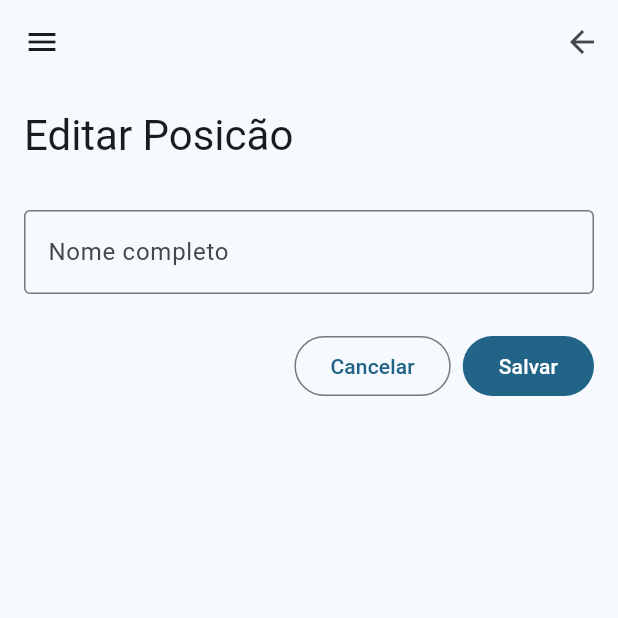
After one commit to carlosmolmelstet/app-glads, a Flutter app: the EditarPosicaoPage screen opened directly, on a phone screen of 412 x 824 dp, the top half of it. The commit adds this screen. Run offline on Flutter 3.47's test engine with Material 3 defaults, Android fonts, the phone set to English and light mode, and no system bars; our stand-ins replace cloud_firestore, firebase_core, firebase_storage, image_picker, mask_text_input_formatter; accounts and stored records are empty.

Commit message:
Criando posicoes

```diff
--- a/lib/models/atleta.dart
+++ b/lib/models/atleta.dart
@@ -8,6 +8,7 @@ class Atleta {
   String telefone;
   String email;
   String endereco;
+  String? posicaoId;
 
   Atleta({
     required this.id,
@@ -17,6 +18,7 @@ class Atleta {
     required this.telefone,
     required this.email,
     required this.endereco,
+    required this.posicaoId,
   });
 
   toJson() {
@@ -28,11 +30,11 @@ class Atleta {
       'telefone': telefone,
       'email': email,
       'endereco': endereco,
+      'posicaoId': posicaoId,
     };
   }
 
   factory Atleta.fromDocumentSnapshot(DocumentSnapshot snapshot) {
-    // Aqui você pode acessar os campos do documento e criar uma instância de Atleta
     return Atleta(
       id: snapshot.id,
       nome: snapshot['nome'],
@@ -41,6 +43,7 @@ class Atleta {
       telefone: snapshot['telefone'],
       email: snapshot['email'],
       endereco: snapshot['endereco'],
+      posicaoId: snapshot['posicaoId'],
     );
   }
 }
--- /dev/null
+++ b/lib/models/posicao.dart
@@ -0,0 +1,25 @@
+import 'package:cloud_firestore/cloud_firestore.dart';
+
+class Posicao {
+  String? id;
+  String nome;
+
+  Posicao({
+    required this.id,
+    required this.nome,
+  });
+
+  toJson() {
+    return {
+      'id': id,
+      'nome': nome,
+    };
+  }
+
+  factory Posicao.fromDocumentSnapshot(DocumentSnapshot snapshot) {
+    return Posicao(
+      id: snapshot.id,
+      nome: snapshot['nome'],
+    );
+  }
+}
--- /dev/null
+++ b/lib/pages/posicoes/editar.dart
@@ -0,0 +1,48 @@
+import 'package:fitness/models/posicao.dart';
+import 'package:flutter/material.dart';
+
+import '../../widgets/form_posicao.dart';
+import '../../widgets/navbar.dart';
+
+class EditarPosicaoPage extends StatelessWidget {
+  final Posicao? posicao;
+
+  const EditarPosicaoPage({super.key, this.posicao});
+
+  @override
+  Widget build(BuildContext context) {
+    backFunction() {
+      Navigator.pop(context);
+    }
+
+    return Scaffold(
+      appBar: appBar(backFunction),
+      body: Padding(
+        padding: const EdgeInsets.all(16),
+        child: Column(
+          children: [
+            Row(
+              children: [
+                Text(
+                  "Editar Posicão",
+                  style: Theme.of(context).textTheme.headlineMedium,
+                ),
+              ],
+            ),
+            const SizedBox(height: 32),
+            Expanded(
+              child: FormPosicao(posicao: posicao),
+            ),
+          ],
+        ),
+      ),
+      drawer: const Navbar(selectedIndex: 0),
+    );
+  }
+
+  AppBar appBar(void Function()? backFunction) {
+    return AppBar(
+      actions: [BackButton(onPressed: backFunction)],
+    );
+  }
+}
--- /dev/null
+++ b/lib/widgets/form_posicao.dart
@@ -0,0 +1,98 @@
+import 'package:fitness/services/firestore.dart';
+import 'package:fitness/validators/mixins/validations_mixin.dart';
+import 'package:flutter/material.dart';
+
+import '../models/posicao.dart';
+
+class FormPosicao extends StatefulWidget {
+  Posicao? posicao;
+
+  FormPosicao({Key? key, this.posicao}) : super(key: key);
+
+  @override
+  _FormPosicaoState createState() => _FormPosicaoState();
+}
+
+class _FormPosicaoState extends State<FormPosicao> with ValidationsMixin {
+  final _form = GlobalKey<FormState>();
+  final FirestoreService _firestore = FirestoreService();
+  List<Posicao> posicoes = [];
+
+  @override
+  void initState() {
+    super.initState();
+    _loadPosicoes();
+  }
+
+  void _loadPosicoes() async {
+    posicoes = await _firestore.getPosicoes();
+    setState(() {});
+  }
+
+  @override
+  Widget build(BuildContext context) {
+    final nome = TextEditingController(text: widget.posicao?.nome);
+
+    salvar() async {
+      if (_form.currentState!.validate()) {
+        Posicao posicao = Posicao(
+          id: widget.posicao?.id,
+          nome: nome.text,
+        );
+
+        if (posicao.id != null) {
+          _firestore.updatePosicao(posicao);
+          ScaffoldMessenger.of(context).showSnackBar(
+            const SnackBar(content: Text('Posicao atualizado com sucesso')),
+          );
+        } else {
+          _firestore.createPosicao(posicao);
+          ScaffoldMessenger.of(context).showSnackBar(
+            const SnackBar(content: Text('Posicao criado com sucesso')),
+          );
+        }
+
+        // Fecha o formulário
+        Navigator.pop(context);
+      }
+    }
+
+    return Form(
+        key: _form,
+        child: Column(
+          children: [
+            Flexible(
+              child: TextFormField(
+                controller: nome,
+                decoration: const InputDecoration(
+                  border: OutlineInputBorder(),
+                  labelText: 'Nome completo',
+                ),
+                keyboardType: TextInputType.name,
+                validator: (value) => combine([
+                  () => isNotEmpty(value),
+                  () => hasMinChars(value, 2),
+                ]),
+              ),
+            ),
+            const SizedBox(height: 24),
+            Row(
+              mainAxisAlignment: MainAxisAlignment.end,
+              children: [
+                OutlinedButton(
+                  onPressed: () {
+                    Navigator.pop(context);
+                  },
+                  child: const Text('Cancelar'),
+                ),
+                const SizedBox(width: 8),
+                FilledButton(
+                  onPressed: () => salvar(),
+                  child: const Text('Salvar'),
+                ),
+              ],
+            )
+          ],
+        ));
+  }
+}
```
Also changed, not shown: lib/pages/posicoes/lista.dart (added, +184 -0 lines), lib/services/firestore.dart (+47 -2 lines), lib/widgets/form_atleta.dart (+67 -23 lines), lib/widgets/navbar.dart (+9 -18 lines).
